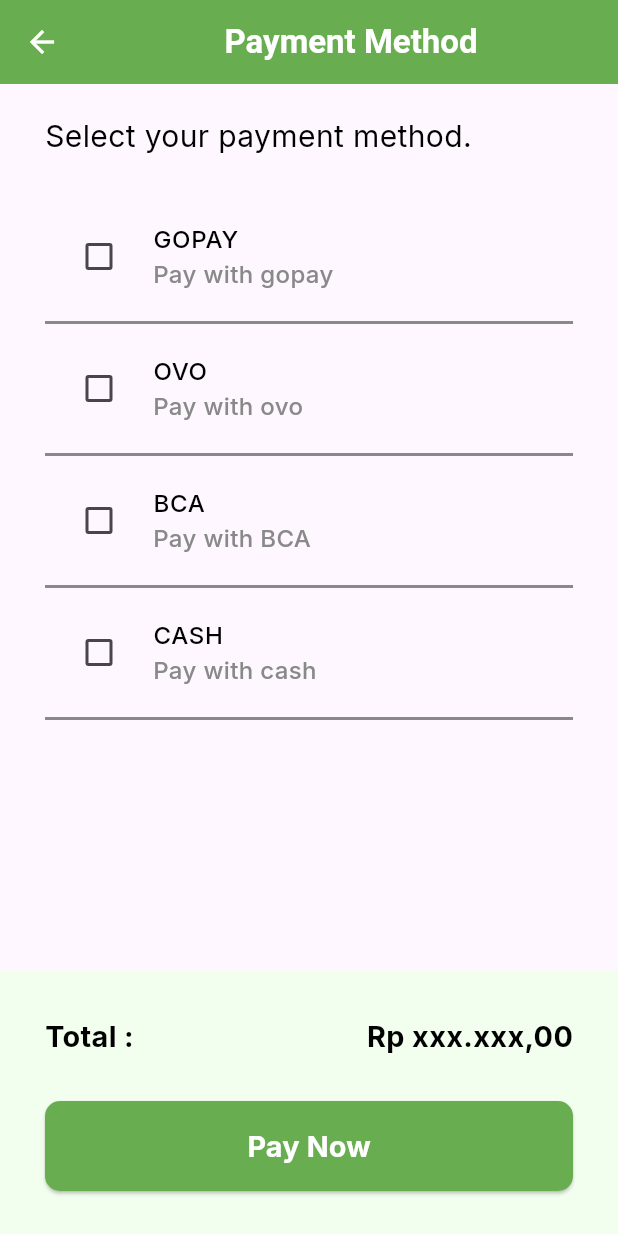
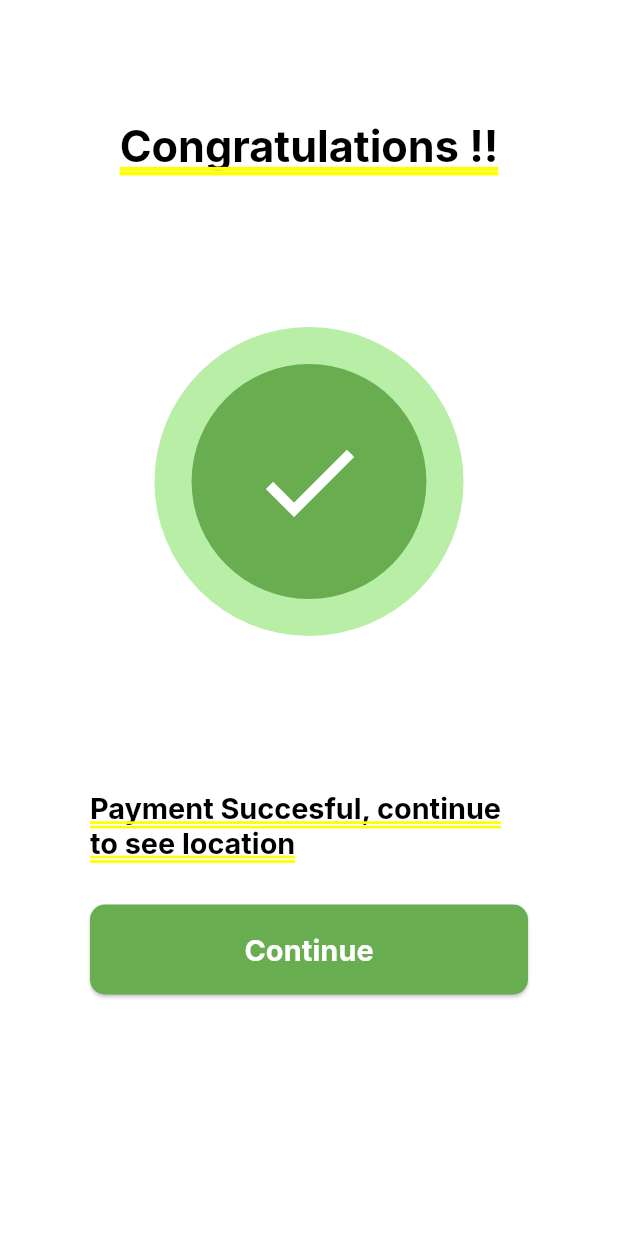
Before and after one commit to Shade2012/holytea_slicing_ui, a Flutter app: the screen it shows after launch, on a phone screen of 412 x 824 dp. Run offline on Flutter 3.47's test engine with Material 2 defaults, Android fonts, the phone set to English and light mode, and no system bars; our stand-ins replace carousel_slider, flutter_rating_bar, flutter_spinkit, get, google_fonts, image_picker and 2 more.

Commit message:
feat: [CA] add payment ver2

```diff
--- a/lib/main.dart
+++ b/lib/main.dart
@@ -9,6 +9,7 @@
 import 'package:holytea_slicing_ui/views/locationpage.dart';
 import 'package:holytea_slicing_ui/views/menupage.dart';
 import 'package:holytea_slicing_ui/views/orderpage.dart';
+import 'package:holytea_slicing_ui/views/paymentalert.dart';
 import 'package:holytea_slicing_ui/views/paymentpage.dart';
 import 'package:holytea_slicing_ui/views/privacypage.dart';
 import 'package:holytea_slicing_ui/views/profilepage.dart';
@@ -30,7 +31,7 @@
         colorScheme: ColorScheme.fromSeed(seedColor: Colors.deepPurple),
         useMaterial3: true,
       ),
-      home: PaymentPage(),
+      home: PaymentAlert(),
     );
   }
 }
--- /dev/null
+++ b/lib/views/paymentalert.dart
@@ -0,0 +1,83 @@
+import 'package:flutter/material.dart';
+import 'package:get/get.dart';
+import 'package:holytea_slicing_ui/utils/themes.dart';
+import 'package:holytea_slicing_ui/views/locationpage.dart';
+import 'package:http/http.dart';
+
+class PaymentAlert extends StatefulWidget {
+  const PaymentAlert({super.key});
+
+  @override
+  State<PaymentAlert> createState() => _PaymentAlertState();
+}
+
+class _PaymentAlertState extends State<PaymentAlert> {
+  @override
+  Widget build(BuildContext context) {
+    return Container(
+      padding: EdgeInsets.symmetric(horizontal: 60, vertical: 80),
+      child: Column(
+        children: [
+          Text(
+            "Congratulations !!",
+            style: primaryTextBl,
+          ),
+          Container(
+
+              // width: MediaQuery.sizeOf(context).width * .5,
+              // height: MediaQuery.sizeOf(context).height * .5,
+              // decoration:
+              //     BoxDecoration(color: primaryColor, shape: BoxShape.circle),
+              child: Center(
+            child: Stack(
+              alignment: Alignment.center,
+              children: [
+                Container(
+                  width: MediaQuery.of(context).size.width * 0.5,
+                  height: MediaQuery.of(context).size.height * 0.5,
+                  decoration: BoxDecoration(
+                    color: Color.fromARGB(255, 184, 238, 166),
+                    shape: BoxShape.circle,
+                  ),
+                ),
+                Container(
+                  child: Icon(
+                    Icons.check,
+                    color: Colors.white,
+                    size: 80,
+                  ),
+                  width: MediaQuery.of(context).size.width * 0.38,
+                  height: MediaQuery.of(context).size.height * 0.38,
+                  decoration: BoxDecoration(
+                    color: primaryColor,
+                    shape: BoxShape.circle,
+                  ),
+                ),
+              ],
+            ),
+          )),
+          Text(
+            "Payment Succesful, continue to see location",
+            style: btnsignup,
+          ),
+          SizedBox(
+            height: 30,
+          ),
+          Container(
+            width: MediaQuery.sizeOf(context).width,
+            height: 60,
+            child: ElevatedButton(
+                onPressed: () {
+                  Get.off(() => LocationPage());
+                },
+                style: customButtonStyle,
+                child: Text(
+                  "Continue",
+                  style: btnlogin,
+                )),
+          )
+        ],
+      ),
+    );
+  }
+}
--- a/lib/views/paymentpage.dart
+++ b/lib/views/paymentpage.dart
@@ -1,6 +1,7 @@
 import 'package:flutter/material.dart';
 import 'package:get/get.dart';
 import 'package:holytea_slicing_ui/utils/themes.dart';
+import 'package:holytea_slicing_ui/views/paymentalert.dart';
 import 'package:holytea_slicing_ui/widgets/checkedboxwidget.dart';
 
 class PaymentPage extends StatelessWidget {
@@ -85,7 +86,9 @@
                     width: MediaQuery.sizeOf(context).width,
                     height: 60,
                     child: ElevatedButton(
-                      onPressed: () {},
+                      onPressed: () {
+                        Get.to(() => PaymentAlert());
+                      },
                       style: customButtonStyle,
                       child: Text(
                         "Pay Now",
```
